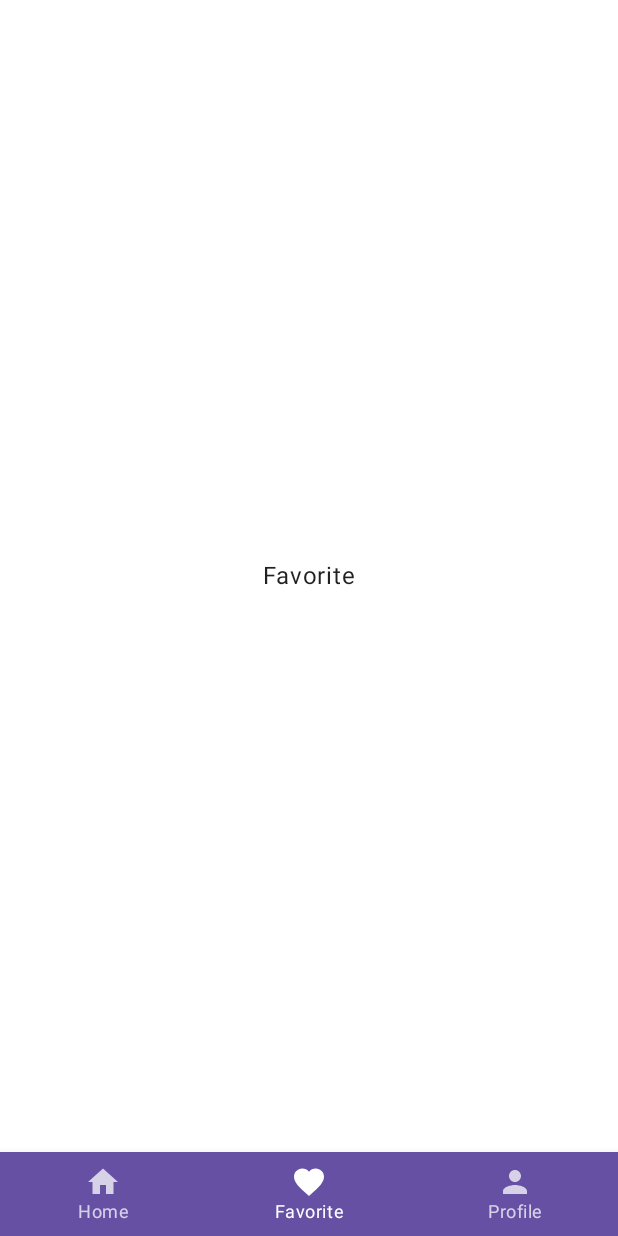
After one commit to NoisyBoy29/ValSkinApp, an Android app built with Jetpack Compose: the FavoriteApp screen opened through its navigation route, on a phone screen of 412 x 824 dp. The commit adds this screen. Run offline under Robolectric (Android 15) with nearby library versions, the phone set to English and light mode, and no system bars; pictures from the network do not load.

Commit message:
update compose version, update depency, adding Navigation.

```diff
--- a/app/src/main/java/com/compose/valskinapp/MainActivity.kt
+++ b/app/src/main/java/com/compose/valskinapp/MainActivity.kt
@@ -4,12 +4,9 @@ import android.os.Bundle
 import androidx.activity.ComponentActivity
 import androidx.activity.compose.setContent
 import androidx.compose.foundation.layout.fillMaxSize
-import androidx.compose.material3.MaterialTheme
-import androidx.compose.material3.Surface
-import androidx.compose.material3.Text
-import androidx.compose.runtime.Composable
+import androidx.compose.material.MaterialTheme
+import androidx.compose.material.Surface
 import androidx.compose.ui.Modifier
-import androidx.compose.ui.tooling.preview.Preview
 import com.compose.valskinapp.ui.theme.ValSkinAppTheme
 
 class MainActivity : ComponentActivity() {
@@ -20,7 +17,7 @@ class MainActivity : ComponentActivity() {
                 // A surface container using the 'background' color from the theme
                 Surface(
                     modifier = Modifier.fillMaxSize(),
-                    color = MaterialTheme.colorScheme.background
+                    color = MaterialTheme.colors.background
                 ) {
                     ValSkinApp()
                 }
--- /dev/null
+++ b/app/src/main/java/com/compose/valskinapp/ValSkinApp.kt
@@ -0,0 +1,64 @@
+package com.compose.valskinapp
+
+import androidx.compose.foundation.layout.padding
+import androidx.compose.material.Scaffold
+import androidx.compose.runtime.Composable
+import androidx.compose.ui.Modifier
+import androidx.compose.ui.tooling.preview.Preview
+import androidx.navigation.NavHostController
+import androidx.navigation.compose.NavHost
+import androidx.navigation.compose.composable
+import androidx.navigation.compose.rememberNavController
+import com.compose.valskinapp.ui.component.BottomBar
+import com.compose.valskinapp.ui.navigation.Screen
+import com.compose.valskinapp.ui.screen.detail.DetailApp
+import com.compose.valskinapp.ui.screen.favorite.FavoriteApp
+import com.compose.valskinapp.ui.screen.profile.ProfileScreen
+import com.compose.valskinapp.ui.theme.ValSkinAppTheme
+
+@Composable
+fun ValSkinApp(
+    modifier: Modifier = Modifier,
+    navController: NavHostController = rememberNavController(),
+) {
+    Scaffold(
+        bottomBar = {
+            BottomBar(navController)
+        },
+        modifier = modifier
+    ) { innerPadding ->
+        NavHost(
+            navController = navController,
+            startDestination = Screen.Home.route,
+            modifier = Modifier.padding(innerPadding)
+        ) {
+            composable(Screen.Home.route) {
+                HomeApp(
+                    navtoDetail = { skinId ->
+                        navController.navigate(Screen.Detail.createRoute(skinId))
+                    }
+                )
+            }
+            composable(
+                route = Screen.Detail.route
+            ) {
+                val id = it.arguments?.getString("skinId") ?: "1"
+                DetailApp(idSkin = id)
+            }
+            composable(Screen.Favorite.route) {
+                FavoriteApp()
+            }
+            composable(Screen.Profile.route) {
+                ProfileScreen()
+            }
+        }
+    }
+}
+
+@Preview(showBackground = true)
+@Composable
+fun ValSkinAppPreview() {
+    ValSkinAppTheme {
+        ValSkinApp()
+    }
+}
--- /dev/null
+++ b/app/src/main/java/com/compose/valskinapp/ui/component/BottomBar.kt
@@ -0,0 +1,74 @@
+package com.compose.valskinapp.ui.component
+
+import androidx.compose.material.BottomNavigation
+import androidx.compose.material.BottomNavigationItem
+import androidx.compose.material.Icon
+import androidx.compose.material.Text
+import androidx.compose.material.icons.Icons
+import androidx.compose.material.icons.filled.Favorite
+import androidx.compose.material.icons.filled.Home
+import androidx.compose.material.icons.filled.Person
+import androidx.compose.runtime.Composable
+import androidx.compose.runtime.getValue
+import androidx.compose.ui.Modifier
+import androidx.compose.ui.res.stringResource
+import androidx.navigation.NavGraph.Companion.findStartDestination
+import androidx.navigation.NavHostController
+import androidx.navigation.compose.currentBackStackEntryAsState
+import com.compose.valskinapp.R
+import com.compose.valskinapp.ui.navigation.NavigationItem
+import com.compose.valskinapp.ui.navigation.Screen
+
+
+@Composable
+fun BottomBar(
+    navController: NavHostController,
+    modifier: Modifier = Modifier
+) {
+    BottomNavigation(
+        modifier = modifier
+    ) {
+        val navBackStackEntry by navController.currentBackStackEntryAsState()
+        val currentRoute = navBackStackEntry?.destination?.route
+        val navigationItems = listOf(
+            NavigationItem(
+                title = stringResource(R.string.menu_home),
+                icon = Icons.Default.Home,
+                screen = Screen.Home
+            ),
+            NavigationItem(
+                title = stringResource(R.string.menu_favorite),
+                icon = Icons.Default.Favorite,
+                screen = Screen.Favorite
+            ),
+            NavigationItem(
+                title = stringResource(R.string.menu_profile),
+                icon = Icons.Default.Person,
+                screen = Screen.Profile
+            ),
+        )
+        BottomNavigation {
+            navigationItems.map { item ->
+                BottomNavigationItem(
+                    icon = {
+                        Icon(
+                            imageVector = item.icon,
+                            contentDescription = item.title
+                        )
+                    },
+                    label = { Text(item.title) },
+                    selected = currentRoute == item.screen.route,
+                    onClick = {
+                        navController.navigate(item.screen.route) {
+                            popUpTo(navController.graph.findStartDestination().id) {
+                                saveState = true
+                            }
+                            restoreState = true
+                            launchSingleTop = true
+                        }
+                    }
+                )
+            }
+        }
+    }
+}
--- a/app/src/main/java/com/compose/valskinapp/ui/component/BundleHeader.kt
+++ b/app/src/main/java/com/compose/valskinapp/ui/component/BundleHeader.kt
@@ -2,9 +2,9 @@ package com.compose.valskinapp.component
 
 import androidx.compose.foundation.layout.fillMaxWidth
 import androidx.compose.foundation.layout.padding
-import androidx.compose.material3.MaterialTheme
-import androidx.compose.material3.Surface
-import androidx.compose.material3.Text
+import androidx.compose.material.MaterialTheme
+import androidx.compose.material.Surface
+import androidx.compose.material.Text
 import androidx.compose.runtime.Composable
 import androidx.compose.ui.Modifier
 import androidx.compose.ui.graphics.Color
@@ -18,7 +18,7 @@ fun BundleHeader(
     modifier: Modifier = Modifier
 ) {
     Surface(
-        color = MaterialTheme.colorScheme.primary,
+        color = MaterialTheme.colors.primary,
         modifier = modifier
     ) {
         Text(
--- a/app/src/main/java/com/compose/valskinapp/ui/component/SearchBar.kt
+++ b/app/src/main/java/com/compose/valskinapp/ui/component/SearchBar.kt
@@ -4,9 +4,13 @@ import androidx.compose.foundation.layout.fillMaxWidth
 import androidx.compose.foundation.layout.heightIn
 import androidx.compose.foundation.layout.padding
 import androidx.compose.foundation.shape.RoundedCornerShape
+import androidx.compose.material.Icon
+import androidx.compose.material.MaterialTheme
+import androidx.compose.material.Text
+import androidx.compose.material.TextField
+import androidx.compose.material.TextFieldDefaults
 import androidx.compose.material.icons.Icons
 import androidx.compose.material.icons.filled.Search
-import androidx.compose.material3.*
 import androidx.compose.runtime.Composable
 import androidx.compose.ui.Modifier
 import androidx.compose.ui.draw.clip
@@ -31,7 +35,7 @@ fun SearchBar(
             )
         },
         colors = TextFieldDefaults.textFieldColors(
-            containerColor = MaterialTheme.colorScheme.surface,
+            backgroundColor = MaterialTheme.colors.surface,
             disabledIndicatorColor = Color.Transparent,
             focusedIndicatorColor = Color.Transparent,
             unfocusedIndicatorColor = Color.Transparent,
--- a/app/src/main/java/com/compose/valskinapp/ui/component/SkinListItems.kt
+++ b/app/src/main/java/com/compose/valskinapp/ui/component/SkinListItems.kt
@@ -6,7 +6,7 @@ import androidx.compose.foundation.layout.fillMaxWidth
 import androidx.compose.foundation.layout.padding
 import androidx.compose.foundation.layout.size
 import androidx.compose.foundation.shape.CircleShape
-import androidx.compose.material3.Text
+import androidx.compose.material.Text
 import androidx.compose.runtime.Composable
 import androidx.compose.ui.Alignment
 import androidx.compose.ui.Modifier
--- /dev/null
+++ b/app/src/main/java/com/compose/valskinapp/ui/navigation/NavigationItem.kt
@@ -0,0 +1,9 @@
+package com.compose.valskinapp.ui.navigation
+
+import androidx.compose.ui.graphics.vector.ImageVector
+
+data class NavigationItem(
+    val title: String,
+    val icon: ImageVector,
+    val screen: Screen
+)
--- /dev/null
+++ b/app/src/main/java/com/compose/valskinapp/ui/screen/favorite/FavoriteApp.kt
@@ -0,0 +1,22 @@
+package com.compose.valskinapp.ui.screen.favorite
+
+import androidx.compose.foundation.layout.Box
+import androidx.compose.foundation.layout.fillMaxSize
+import androidx.compose.material.Text
+import androidx.compose.runtime.Composable
+import androidx.compose.ui.Alignment
+import androidx.compose.ui.Modifier
+import androidx.compose.ui.res.stringResource
+import com.compose.valskinapp.R
+
+@Composable
+fun FavoriteApp(
+    modifier: Modifier = Modifier
+){
+    Box(
+        modifier = modifier.fillMaxSize(),
+        contentAlignment = Alignment.Center,
+    ){
+        Text(stringResource(R.string.menu_favorite))
+    }
+}
--- a/app/src/main/java/com/compose/valskinapp/ui/screen/home/HomeApp.kt
+++ b/app/src/main/java/com/compose/valskinapp/ui/screen/home/HomeApp.kt
@@ -5,11 +5,12 @@ import androidx.compose.animation.*
 import androidx.compose.animation.core.tween
 import androidx.compose.foundation.ExperimentalFoundationApi
 import androidx.compose.foundation.background
+import androidx.compose.foundation.clickable
 import androidx.compose.foundation.layout.*
 import androidx.compose.foundation.lazy.LazyColumn
 import androidx.compose.foundation.lazy.items
 import androidx.compose.foundation.lazy.rememberLazyListState
-import androidx.compose.material3.*
+import androidx.compose.material.MaterialTheme
 import androidx.compose.runtime.*
 import androidx.compose.ui.Alignment
 import androidx.compose.ui.Modifier
@@ -27,8 +28,9 @@ import kotlinx.coroutines.launch
 
 @OptIn(ExperimentalFoundationApi::class)
 @Composable
-fun ValSkinApp(
+fun HomeApp(
     modifier: Modifier = Modifier,
+    navtoDetail: (String) -> Unit,
     viewModel: HomeAppViewModel = viewModel (factory = ViewModelFactory(SkinRepository()))
 ) {
     val groupedSkin by viewModel.groupedSkin.collectAsState()
@@ -48,7 +50,7 @@ fun ValSkinApp(
                 SearchBar(
                     query = query,
                     onQueryChange = viewModel::search,
-                    modifier = Modifier.background(MaterialTheme.colorScheme.primary)
+                    modifier = Modifier.background(MaterialTheme.colors.primary)
                 )
             }
             groupedSkin.forEach { (initial, skins) ->
@@ -63,6 +65,7 @@ fun ValSkinApp(
                         modifier = Modifier
                             .fillMaxWidth()
                             .animateItemPlacement(tween(durationMillis = 100))
+                            .clickable { navtoDetail(skin.id) }
                     )
                 }
             }
@@ -88,8 +91,8 @@ fun ValSkinApp(
 
 @Preview(showBackground = true)
 @Composable
-fun ValSkinAppPreview() {
+fun HomeAppPreview() {
     ValSkinAppTheme() {
-        ValSkinApp()
+        HomeApp(navtoDetail = {})
     }
 }
--- a/app/src/main/java/com/compose/valskinapp/ui/theme/Type.kt
+++ b/app/src/main/java/com/compose/valskinapp/ui/theme/Type.kt
@@ -1,6 +1,6 @@
 package com.compose.valskinapp.ui.theme
 
-import androidx.compose.material3.Typography
+import androidx.compose.material.Typography
 import androidx.compose.ui.text.TextStyle
 import androidx.compose.ui.text.font.FontFamily
 import androidx.compose.ui.text.font.FontWeight
@@ -8,7 +8,7 @@ import androidx.compose.ui.unit.sp
 
 // Set of Material typography styles to start with
 val Typography = Typography(
-    bodyLarge = TextStyle(
+    body1 = TextStyle(
         fontFamily = FontFamily.Default,
         fontWeight = FontWeight.Normal,
         fontSize = 16.sp,
--- a/app/src/main/res/values/strings.xml
+++ b/app/src/main/res/values/strings.xml
@@ -3,4 +3,7 @@
 
     <string name="scroll_to_top">Scroll to Top</string>
     <string name="search_skin">Search Skin</string>
+    <string name="menu_home">Home</string>
+    <string name="menu_favorite">Favorite</string>
+    <string name="menu_profile">Profile</string>
 </resources>
--- a/gradle.properties
+++ b/gradle.properties
@@ -21,3 +21,5 @@ kotlin.code.style=official
 # resources declared in the library itself and none from the library's dependencies,
 # thereby reducing the size of the R class for that library
 android.nonTransitiveRClass=true
+android.defaults.buildfeatures.buildconfig=true
+android.nonFinalResIds=false
```
Also changed, not shown: app/build.gradle (+8 -9 lines), app/src/main/java/com/compose/valskinapp/ui/component/ScrollToTopButton.kt (+6 -9 lines), app/src/main/java/com/compose/valskinapp/ui/navigation/Screen.kt (added, +10 -0 lines), app/src/main/java/com/compose/valskinapp/ui/screen/detail/DetailApp.kt (+16 -12 lines), app/src/main/java/com/compose/valskinapp/ui/screen/profile/ProfileScreen.kt (renamed from app/src/main/java/com/compose/valskinapp/ui/screen/profile/Profile.kt, +4 -5 lines), app/src/main/java/com/compose/valskinapp/ui/theme/Theme.kt (+14 -35 lines), build.gradle (+4 -4 lines), gradle/wrapper/gradle-wrapper.properties.
